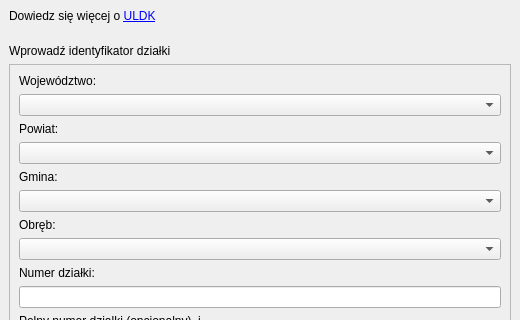
Qt form wyszukiwarka-gugik-uldk/plugin_dockwidget_base.ui (gis-support/wyszukiwarka-gugik-uldk) before a commit; both pictures show x 0 to 520 and y 0 to 320 of the 520 by 836 pixel window.
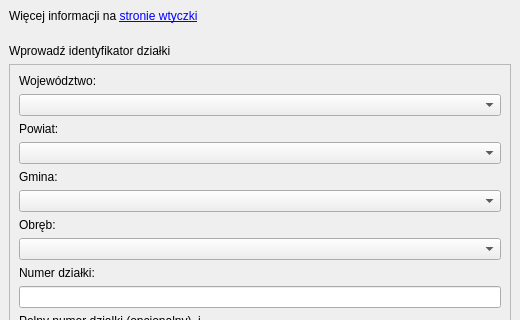
The same form after that commit.

Commit message: Zbieranie wyników wyszukania do jednej warstwy, wyodrębnione narzędzie do identyfikacji, link do strony wtyczki

Diff of the .ui file:
```diff
--- a/wyszukiwarka-gugik-uldk/plugin_dockwidget_base.ui
+++ b/wyszukiwarka-gugik-uldk/plugin_dockwidget_base.ui
@@ -18,7 +18,7 @@
     <item>
      <widget class="QLabel" name="label_uldk_info">
       <property name="text">
-       <string>&lt;html&gt;&lt;head/&gt;&lt;body&gt;&lt;p&gt;Dowiedz się więcej o &lt;a href=&quot;http://uldk.dzialkikatastralne.pl/&quot;&gt;&lt;span style=&quot; text-decoration: underline; color:#0000ff;&quot;&gt;ULDK&lt;/span&gt;&lt;/a&gt;&lt;/p&gt;&lt;/body&gt;&lt;/html&gt;</string>
+       <string>&lt;html&gt;&lt;head/&gt;&lt;body&gt;&lt;p&gt;Więcej informacji na  &lt;a href=&quot;https://gis-support.pl/wyszukiwarka-dzialek-ewidencyjnych-uldk-gugik/&quot;&gt;&lt;span style=&quot; text-decoration: underline; color:#0000ff;&quot;&gt;stronie wtyczki&lt;/span&gt;&lt;/a&gt;&lt;/p&gt;&lt;/body&gt;&lt;/html&gt;</string>
       </property>
       <property name="textFormat">
        <enum>Qt::RichText</enum>
```
The commit also changes 5 other files.
